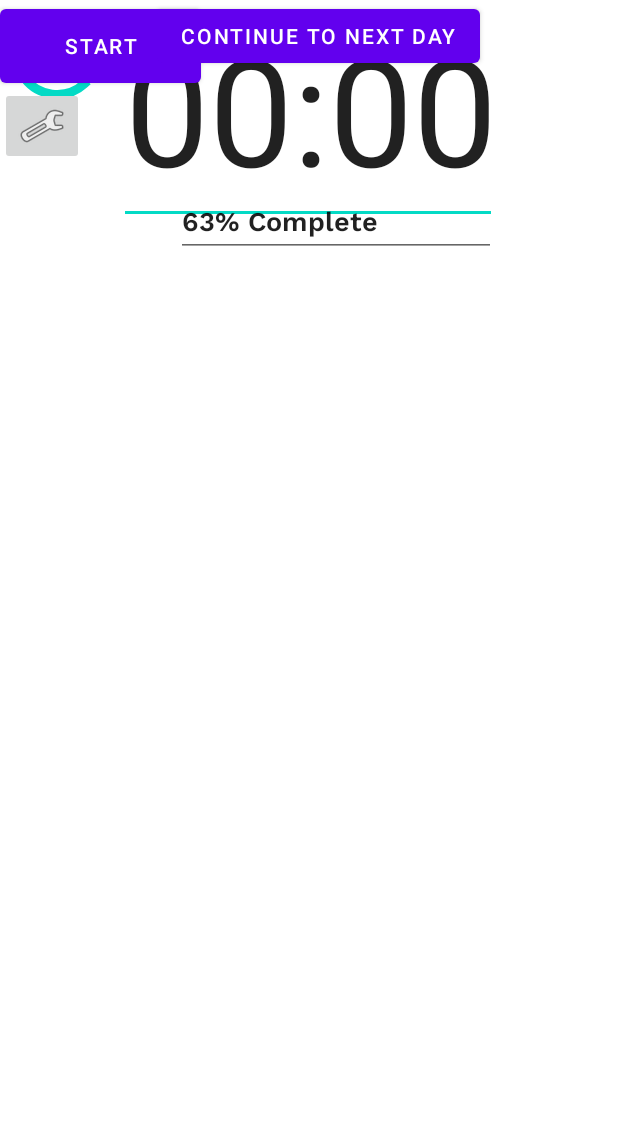
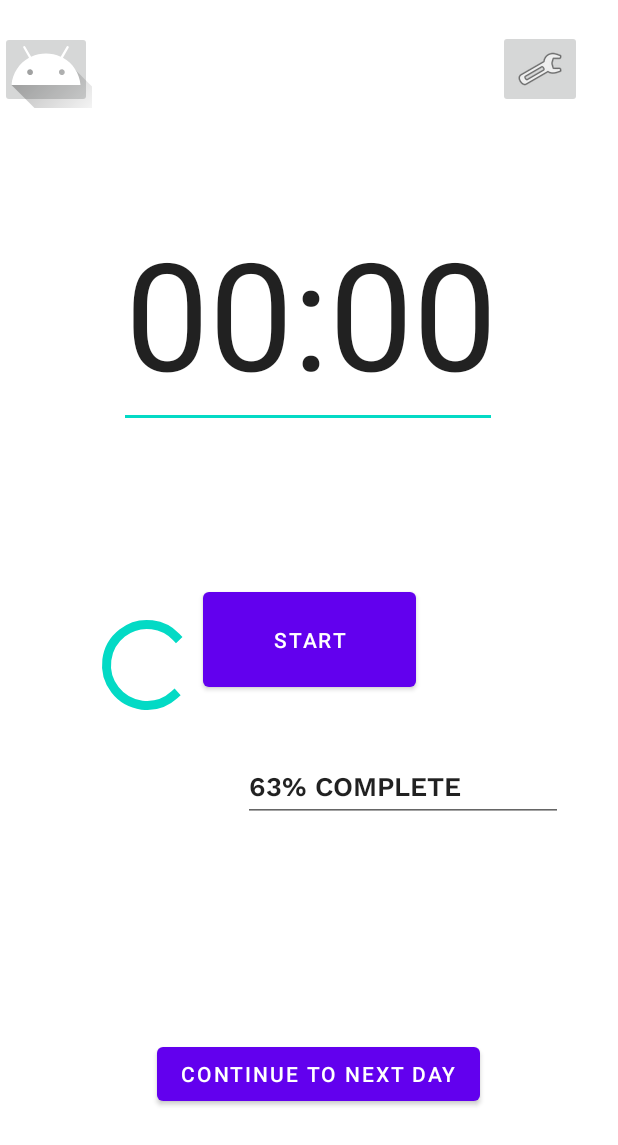
Before and after one commit to ppandya12/IndividualProject2021, an Android app: the layout fragment_home.xml on its own in the app's theme, with its tools: preview values and no code run, on a phone screen of 412 x 824 dp. Shown: the top 1145 px of the screen. Run offline under Robolectric (Android 15) with nearby library versions, the phone set to English and light mode, and no system bars.

Commit message:
constraints

```diff
--- a/MyApplication/app/src/main/res/layout/fragment_home.xml
+++ b/MyApplication/app/src/main/res/layout/fragment_home.xml
@@ -7,26 +7,11 @@
     android:foregroundTint="#828486"
     tools:context=".ui.home.HomeFragment">
 
-    <TextView
-        android:id="@+id/text_home"
-        android:layout_width="match_parent"
-        android:layout_height="wrap_content"
-        android:layout_marginStart="8dp"
-        android:layout_marginTop="8dp"
-        android:layout_marginEnd="8dp"
-        android:textAlignment="center"
-        android:textSize="20sp"
-        app:layout_constraintBottom_toBottomOf="parent"
-        app:layout_constraintEnd_toEndOf="parent"
-        app:layout_constraintHorizontal_bias="1.0"
-        app:layout_constraintStart_toStartOf="parent"
-        app:layout_constraintTop_toTopOf="parent"
-        app:layout_constraintVertical_bias="0.416" />
-
     <EditText
         android:id="@+id/editTextTime"
         android:layout_width="252dp"
         android:layout_height="149dp"
+        android:layout_marginTop="136dp"
         android:ems="10"
         android:inputType="time"
         android:text="00:00"
@@ -34,32 +19,37 @@
         app:layout_constraintEnd_toEndOf="parent"
         app:layout_constraintHorizontal_bias="0.496"
         app:layout_constraintStart_toStartOf="parent"
-        tools:layout_editor_absoluteY="126dp" />
+        app:layout_constraintTop_toTopOf="parent" />
 
     <Button
         android:id="@+id/button2"
-        android:layout_width="134dp"
-        android:layout_height="61dp"
+        android:layout_width="142dp"
+        android:layout_height="75dp"
+        android:layout_marginBottom="360dp"
         android:text="Start"
         android:textColorHighlight="#00BCD4"
         android:textColorLink="#FFFFFF"
-        tools:layout_editor_absoluteX="138dp"
-        tools:layout_editor_absoluteY="298dp" />
+        app:layout_constraintBottom_toBottomOf="parent"
+        app:layout_constraintEnd_toEndOf="parent"
+        app:layout_constraintHorizontal_bias="0.5"
+        app:layout_constraintStart_toStartOf="parent" />
 
     <ProgressBar
         android:id="@+id/progressBar3"
         style="?android:attr/progressBarStyle"
         android:layout_width="76dp"
         android:layout_height="72dp"
+        android:layout_marginStart="60dp"
+        android:layout_marginTop="122dp"
         android:progressTint="#9C27B0"
-        tools:layout_editor_absoluteX="54dp"
-        tools:layout_editor_absoluteY="407dp" />
+        app:layout_constraintStart_toStartOf="parent"
+        app:layout_constraintTop_toBottomOf="@+id/editTextTime" />
 
     <ImageButton
         android:id="@+id/imageButton3"
         android:layout_width="61dp"
         android:layout_height="51dp"
-        android:layout_marginBottom="54dp"
+        android:layout_marginBottom="64dp"
         android:src="@drawable/ic_launcher_foreground"
         android:visibility="visible"
         app:layout_constraintBottom_toTopOf="@+id/editTextTime"
@@ -70,23 +60,25 @@
         android:id="@+id/imageButton4"
         android:layout_width="wrap_content"
         android:layout_height="wrap_content"
-        android:layout_marginBottom="226dp"
+        android:layout_marginTop="20dp"
+        android:layout_marginEnd="24dp"
         android:src="@android:drawable/ic_menu_preferences"
-        app:layout_constraintBottom_toTopOf="@+id/text_home"
-        tools:layout_editor_absoluteX="331dp" />
+        app:layout_constraintEnd_toEndOf="parent"
+        app:layout_constraintTop_toTopOf="parent" />
 
     <EditText
         android:id="@+id/editTextTextPersonName"
         android:layout_width="wrap_content"
         android:layout_height="wrap_content"
-        android:layout_marginTop="124dp"
+        android:layout_marginTop="112dp"
+        android:autofillHints=""
         android:ems="10"
         android:fontFamily="@font/work_sans_semibold"
         android:inputType="textPersonName"
-        android:text="63% Complete "
+        android:text="63% COMPLETE "
         android:visibility="visible"
         app:layout_constraintEnd_toEndOf="parent"
-        app:layout_constraintHorizontal_bias="0.338"
+        app:layout_constraintHorizontal_bias="0.415"
         app:layout_constraintStart_toEndOf="@+id/progressBar3"
         app:layout_constraintTop_toTopOf="@+id/button2"
         tools:visibility="visible" />
@@ -95,10 +87,11 @@
         android:id="@+id/button"
         android:layout_width="wrap_content"
         android:layout_height="wrap_content"
+        android:layout_marginTop="228dp"
         android:text="Continue to next day"
         app:layout_constraintEnd_toEndOf="parent"
         app:layout_constraintHorizontal_bias="0.532"
         app:layout_constraintStart_toStartOf="parent"
-        tools:layout_editor_absoluteY="571dp" />
+        app:layout_constraintTop_toBottomOf="@+id/button2" />
 
 </androidx.constraintlayout.widget.ConstraintLayout>
```
